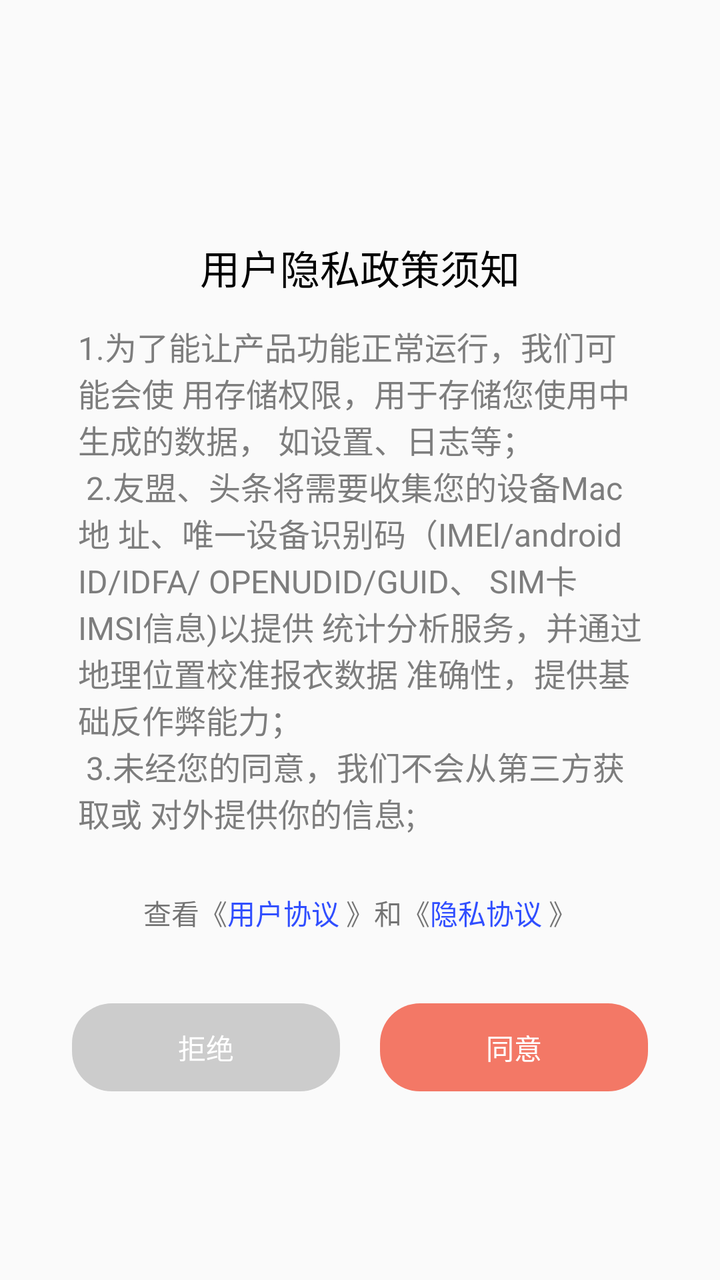
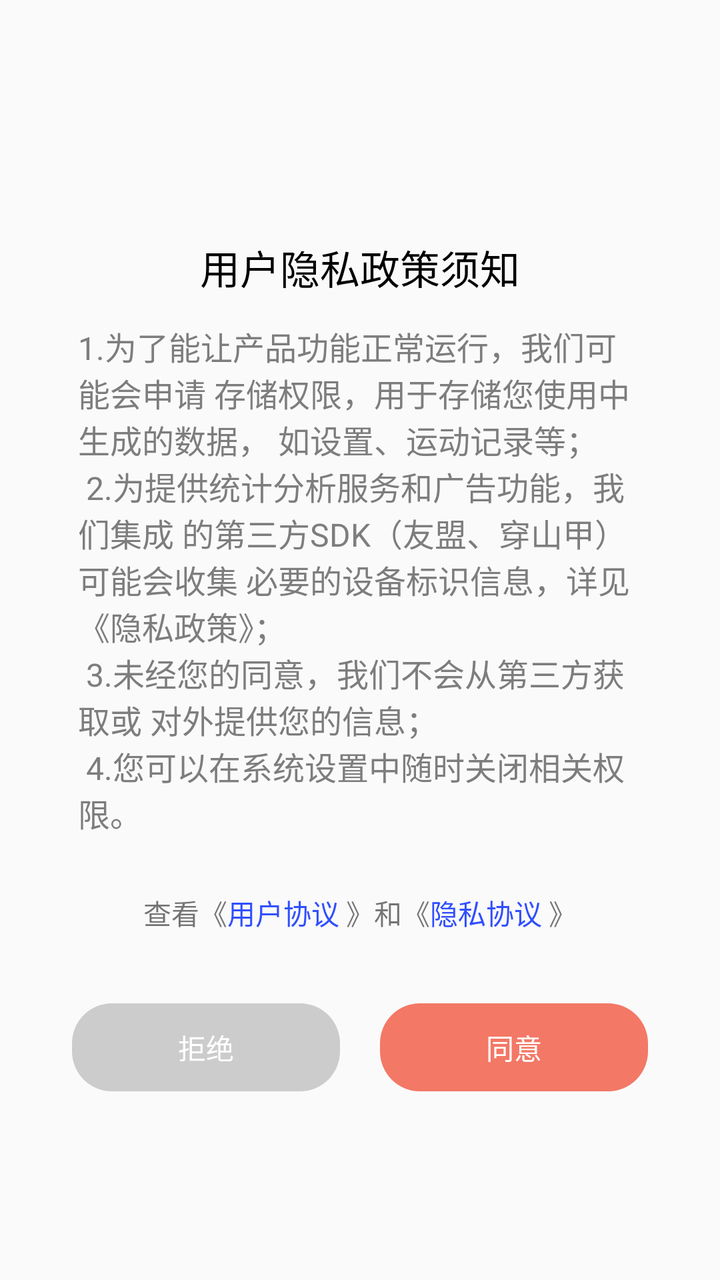

The first picture is an Android layout as it rendered before a commit; the second is the same layout after the commit. The layout source and the unified diff follow.
<!-- AndroidManifest.xml: application theme AppTheme -->
<!-- res/layout/dialog_first_hint_for_user.xml -->
<?xml version="1.0" encoding="utf-8"?>
<LinearLayout xmlns:android="http://schemas.android.com/apk/res/android"
    xmlns:app="http://schemas.android.com/apk/res-auto"
    xmlns:tools="http://schemas.android.com/tools"
    android:layout_width="match_parent"
    android:layout_height="match_parent"
    android:background="@color/transparent"
    android:gravity="center"
    android:orientation="vertical"
    android:padding="10dp"
    >

    <LinearLayout
        android:id="@+id/root"
        android:layout_width="match_parent"
        android:layout_height="wrap_content"
        android:layout_marginLeft="16dp"
        android:layout_marginRight="16dp"
        android:gravity="center"
        android:orientation="vertical"
        app:bl_corners_radius="14dp"
        app:bl_solid_color="@color/white">

        <TextView
            android:id="@+id/title_tx"
            android:layout_width="wrap_content"
            android:layout_height="wrap_content"
            android:layout_gravity="center_horizontal"
            android:layout_marginTop="41dp"
            android:text="用户隐私政策须知"
            android:textColor="@color/black"
            android:textSize="20sp" />

        <TextView
            android:id="@+id/title"
            android:layout_width="wrap_content"
            android:layout_height="wrap_content"
            android:layout_margin="13dp"
            android:layout_marginTop="36dp"
            android:text="1.为了能让产品功能正常运行，我们可能会使
用存储权限，用于存储您使用中生成的数据，
如设置、日志等；\n
2.友盟、头条将需要收集您的设备Mac地
址、唯一设备识别码（IMEl/android ID/IDFA/
OPENUDID/GUID、 SIM卡IMSI信息)以提供
统计分析服务，并通过地理位置校准报衣数据
准确性，提供基础反作弊能力；\n
3.未经您的同意，我们不会从第三方获取或
对外提供你的信息;"
            android:textColor="#7D7D7D"
            android:textSize="16dp" />


        <LinearLayout
            android:layout_width="wrap_content"
            android:layout_height="wrap_content"
            android:layout_marginTop="15dp"
            android:orientation="horizontal">
            <TextView
                android:layout_width="wrap_content"
                android:layout_height="wrap_content"
                android:text="查看《" />
            <TextView
                android:id="@+id/tvUser"
                android:layout_width="wrap_content"
                android:layout_height="wrap_content"
                android:text="用户协议"
                android:textColor="@color/blue" />
            <TextView
                android:layout_width="wrap_content"
                android:layout_height="wrap_content"
                android:text=" 》和《" />
            <TextView
                android:id="@+id/tvPrivate"
                android:layout_width="wrap_content"
                android:layout_height="wrap_content"
                android:text="隐私协议"
                android:textColor="@color/blue" />
            <TextView
                android:layout_width="wrap_content"
                android:layout_height="wrap_content"
                android:text=" 》" />
        </LinearLayout>

        <LinearLayout
            android:layout_width="match_parent"
            android:layout_height="wrap_content"
            android:layout_marginLeft="10dp"
            android:layout_marginTop="35dp"
            android:layout_marginRight="10dp"
            android:layout_marginBottom="16dp"
            android:orientation="horizontal">

            <TextView
                android:id="@+id/deny"
                android:layout_width="0dp"
                android:layout_height="44dp"
                android:layout_marginRight="@dimen/padding_10"
                android:layout_weight="1"
                android:background="@drawable/press_background_already_get"
                android:gravity="center"
                android:padding="@dimen/padding_10"
                android:text="拒绝"
                android:textColor="@color/white" />

            <TextView
                android:id="@+id/ok"
                android:layout_width="0dp"
                android:layout_height="44dp"
                android:layout_marginLeft="@dimen/padding_10"
                android:layout_weight="1"
                android:background="@drawable/press_background"
                android:gravity="center"
                android:padding="@dimen/padding_10"
                android:text="同意"
                android:textColor="@color/white" />
        </LinearLayout>
    </LinearLayout>

</LinearLayout>
<!-- resources referenced by this layout -->
<resources>
  <color name="black">#000000</color>
  <color name="blue">#304EFF</color>
  <color name="transparent">#00000000</color>
  <color name="white">#FFFFFF</color>
  <dimen name="padding_10">10dp</dimen>
  <!-- drawable press_background (drawable) -->
  <?xml version="1.0" encoding="utf-8"?>
  <selector xmlns:android="http://schemas.android.com/apk/res/android">
      <item android:state_pressed="false">
          <shape android:shape="rectangle" >
              <solid android:color="#F37866" />
              <corners
                  android:bottomLeftRadius="@dimen/padding_20"
                  android:bottomRightRadius="@dimen/padding_20"
                  android:topLeftRadius="@dimen/padding_20"
                  android:topRightRadius="@dimen/padding_20" />
          </shape>
      </item>
      <item android:state_pressed="true">
          <shape android:shape="rectangle" >
              <solid android:color="@color/gray" />
              <corners
                  android:bottomLeftRadius="@dimen/padding_20"
                  android:bottomRightRadius="@dimen/padding_20"
                  android:topLeftRadius="@dimen/padding_20"
                  android:topRightRadius="@dimen/padding_20" />
          </shape>
      </item>
  </selector>
  <!-- drawable press_background_already_get (drawable) -->
  <?xml version="1.0" encoding="utf-8"?>
  <selector xmlns:android="http://schemas.android.com/apk/res/android">
      <item android:state_pressed="false">
          <shape android:shape="rectangle" >
              <solid android:color="#CCCCCC" />
              <corners
                  android:bottomLeftRadius="@dimen/padding_20"
                  android:bottomRightRadius="@dimen/padding_20"
                  android:topLeftRadius="@dimen/padding_20"
                  android:topRightRadius="@dimen/padding_20" />
          </shape>
      </item>
      <item android:state_pressed="true">
          <shape android:shape="rectangle" >
              <solid android:color="#e8e8e8" />
              <corners
                  android:bottomLeftRadius="@dimen/padding_20"
                  android:bottomRightRadius="@dimen/padding_20"
                  android:topLeftRadius="@dimen/padding_20"
                  android:topRightRadius="@dimen/padding_20" />
          </shape>
      </item>
  </selector>
  <style name="AppTheme" parent="Theme.AppCompat.Light.NoActionBar">
          
          <item name="colorPrimary">@color/colorPrimary</item>
          <item name="colorPrimaryDark">@color/colorPrimaryDark</item>
          <item name="colorAccent">@color/colorAccent</item>
      </style>
  <dimen name="padding_20">20dp</dimen>
  <color name="gray">#9C9C9C</color>
  <color name="colorPrimary">#008577</color>
  <color name="colorPrimaryDark">#00574B</color>
  <color name="colorAccent">#D81B60</color>
</resources>

<!-- the commit's change to res/layout/dialog_first_hint_for_user.xml (unified diff, before → after) -->
@@ -37,16 +37,15 @@
             android:layout_height="wrap_content"
             android:layout_margin="13dp"
             android:layout_marginTop="36dp"
-            android:text="1.为了能让产品功能正常运行，我们可能会使
-用存储权限，用于存储您使用中生成的数据，
-如设置、日志等；\n
-2.友盟、头条将需要收集您的设备Mac地
-址、唯一设备识别码（IMEl/android ID/IDFA/
-OPENUDID/GUID、 SIM卡IMSI信息)以提供
-统计分析服务，并通过地理位置校准报衣数据
-准确性，提供基础反作弊能力；\n
+            android:text="1.为了能让产品功能正常运行，我们可能会申请
+存储权限，用于存储您使用中生成的数据，
+如设置、运动记录等；\n
+2.为提供统计分析服务和广告功能，我们集成
+的第三方SDK（友盟、穿山甲）可能会收集
+必要的设备标识信息，详见《隐私政策》；\n
 3.未经您的同意，我们不会从第三方获取或
-对外提供你的信息;"
+对外提供您的信息；\n
+4.您可以在系统设置中随时关闭相关权限。"
             android:textColor="#7D7D7D"
             android:textSize="16dp" />
 
